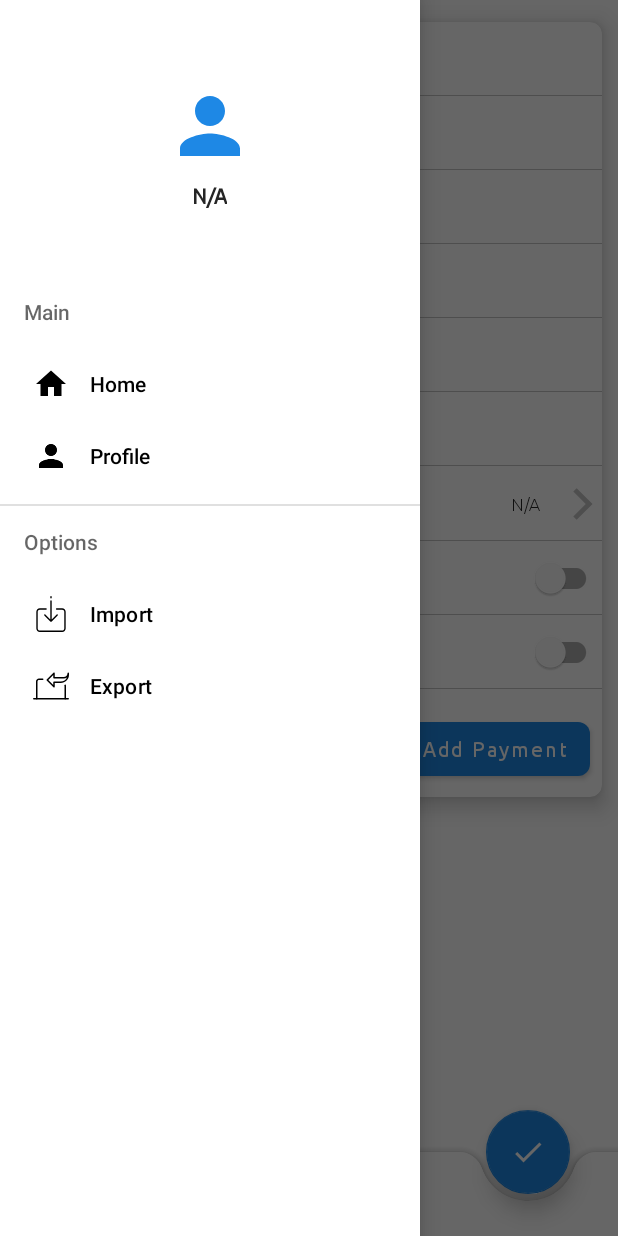
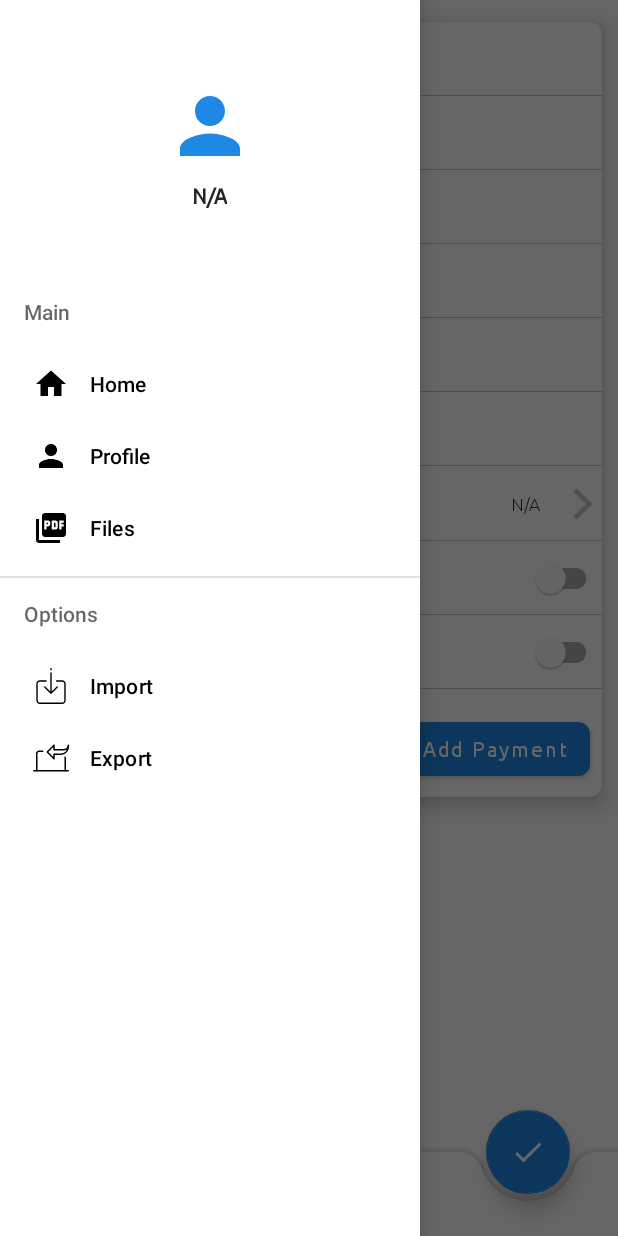
Before and after one commit to AgelousisDev/Payments, an Android app: the NewPaymentFragment screen opened through its navigation route, with the side drawer open, on a phone screen of 412 x 824 dp. Run offline under Robolectric (Android 15) with nearby library versions, the phone set to English and light mode, and no system bars; our stand-ins replace Picasso, data binding, navigation-ui; 1 statement that could not run was skipped.

Commit message:
Monthly Fees
Develop on Files

```diff
--- a/app/src/main/java/com/agelousis/monthlyfees/custom/enumerations/SwipeAction.kt
+++ b/app/src/main/java/com/agelousis/monthlyfees/custom/enumerations/SwipeAction.kt
@@ -1,5 +1,5 @@
 package com.agelousis.monthlyfees.custom.enumerations
 
 enum class SwipeAction {
-    DELETE, SHARE
+    LEFT, RIGHT
 }
--- a/app/src/main/java/com/agelousis/monthlyfees/database/SQLiteHelper.kt
+++ b/app/src/main/java/com/agelousis/monthlyfees/database/SQLiteHelper.kt
@@ -12,6 +12,7 @@ class SQLiteHelper(context: Context) : SQLiteOpenHelper(context, DB_NAME, null,
         const val GROUPS_TABLE_NAME = "groups"
         const val PERSONS_TABLE_NAME = "persons"
         const val PAYMENTS_TABLE_NAME = "payments"
+        const val FILES_TABLE_NAME = "files"
 
         // Generic Columns
         const val ID = "id"
@@ -47,6 +48,11 @@ class SQLiteHelper(context: Context) : SQLiteOpenHelper(context, DB_NAME, null,
         const val SKIP_PAYMENT = "skip_payment"
         const val PAYMENT_NOTE = "payment_note"
 
+        // Files Table Columns
+        const val DESCRIPTION = "description"
+        const val FILENAME = "file_name"
+        const val DATE_TIME = "date_time"
+
         // Database Information
         private const val DB_NAME = "MONTHLY_FEES.db"
 
@@ -61,15 +67,19 @@ class SQLiteHelper(context: Context) : SQLiteOpenHelper(context, DB_NAME, null,
         private const val GROUPS_TABLE_CREATION_QUERY = "CREATE TABLE $GROUPS_TABLE_NAME($ID INTEGER PRIMARY KEY AUTOINCREMENT, " +
                 "$USER_ID INTEGER, $GROUP_NAME TEXT, $COLOR INTEGER);"
 
-        //Creating persons group query
+        //Creating persons table query
         private const val PERSONS_TABLE_CREATION_QUERY = "CREATE TABLE $PERSONS_TABLE_NAME($ID INTEGER PRIMARY KEY AUTOINCREMENT, " +
                 "$USER_ID INTEGER, $GROUP_ID INTEGER, $FIRST_NAME TEXT, $SURNAME TEXT, $PHONE TEXT, $PARENT_NAME TEXT, $PARENT_PHONE TEXT, $EMAIL TEXT," +
                 "$ACTIVE BOOLEAN, $FREE BOOLEAN);"
 
-        //Creating payments group query
+        //Creating payments table query
         private const val PAYMENTS_TABLE_CREATION_QUERY = "CREATE TABLE $PAYMENTS_TABLE_NAME($ID INTEGER PRIMARY KEY AUTOINCREMENT," +
                 "$PERSON_ID INTEGER, $PAYMENT_AMOUNT DOUBLE, $START_DATE TEXT, $PAYMENT_DATE TEXT, $END_DATE TEXT, $SKIP_PAYMENT BOOLEAN," +
                 "$PAYMENT_NOTE TEXT);"
+
+        //Creating files table query
+        private const val FILES_TABLE_CREATION_QUERY = "CREATE TABLE $FILES_TABLE_NAME($ID INTEGER PRIMARY KEY AUTOINCREMENT," +
+                "$USER_ID INTEGER, $DESCRIPTION TEXT, $FILENAME TEXT, $DATE_TIME TEXT);"
 
     }
 
@@ -78,6 +88,7 @@ class SQLiteHelper(context: Context) : SQLiteOpenHelper(context, DB_NAME, null,
         db?.execSQL(GROUPS_TABLE_CREATION_QUERY)
         db?.execSQL(PERSONS_TABLE_CREATION_QUERY)
         db?.execSQL(PAYMENTS_TABLE_CREATION_QUERY)
+        db?.execSQL(FILES_TABLE_CREATION_QUERY)
     }
 
     override fun onUpgrade(db: SQLiteDatabase?, oldVersion: Int, newVersion: Int) {
@@ -85,6 +96,7 @@ class SQLiteHelper(context: Context) : SQLiteOpenHelper(context, DB_NAME, null,
         db?.execSQL("DROP TABLE IF EXISTS $GROUPS_TABLE_NAME")
         db?.execSQL("DROP TABLE IF EXISTS $PERSONS_TABLE_NAME")
         db?.execSQL("DROP TABLE IF EXISTS $PAYMENTS_TABLE_NAME")
+        db?.execSQL("DROP TABLE IF EXISTS $FILES_TABLE_NAME")
         onCreate(db)
     }
 
--- a/app/src/main/java/com/agelousis/monthlyfees/main/ui/payments/PaymentsFragment.kt
+++ b/app/src/main/java/com/agelousis/monthlyfees/main/ui/payments/PaymentsFragment.kt
@@ -108,12 +108,12 @@ class PaymentsFragment : Fragment(), GroupPresenter, PaymentPresenter {
                 }
             ) innerBlock@ { swipeAction, position ->
                 when(swipeAction) {
-                    SwipeAction.SHARE -> {
+                    SwipeAction.RIGHT -> {
                         (paymentListRecyclerView.adapter as? PaymentsAdapter)?.restoreItem(
                             position = position
                         )
                     }
-                    SwipeAction.DELETE ->
+                    SwipeAction.LEFT ->
                         configureDeleteAction(
                             position = position
                         )
--- a/app/src/main/res/drawable/ic_home.xml
+++ b/app/src/main/res/drawable/ic_home.xml
@@ -4,6 +4,6 @@
     android:viewportWidth="24"
     android:viewportHeight="24">
   <path
-      android:fillColor="@color/colorPrimaryDark"
+      android:fillColor="@color/colorAccent"
       android:pathData="M10,20v-6h4v6h5v-8h3L12,3 2,12h3v8z"/>
 </vector>
--- /dev/null
+++ b/app/src/main/res/drawable/ic_pdf.xml
@@ -0,0 +1,9 @@
+<vector xmlns:android="http://schemas.android.com/apk/res/android"
+    android:width="24dp"
+    android:height="24dp"
+    android:viewportWidth="24"
+    android:viewportHeight="24">
+  <path
+      android:fillColor="@color/white"
+      android:pathData="M20,2L8,2c-1.1,0 -2,0.9 -2,2v12c0,1.1 0.9,2 2,2h12c1.1,0 2,-0.9 2,-2L22,4c0,-1.1 -0.9,-2 -2,-2zM11.5,9.5c0,0.83 -0.67,1.5 -1.5,1.5L9,11v2L7.5,13L7.5,7L10,7c0.83,0 1.5,0.67 1.5,1.5v1zM16.5,11.5c0,0.83 -0.67,1.5 -1.5,1.5h-2.5L12.5,7L15,7c0.83,0 1.5,0.67 1.5,1.5v3zM20.5,8.5L19,8.5v1h1.5L20.5,11L19,11v2h-1.5L17.5,7h3v1.5zM9,9.5h1v-1L9,8.5v1zM4,6L2,6v14c0,1.1 0.9,2 2,2h14v-2L4,20L4,6zM14,11.5h1v-3h-1v3z"/>
+</vector>
--- a/app/src/main/res/layout/fragment_new_payment_layout.xml
+++ b/app/src/main/res/layout/fragment_new_payment_layout.xml
@@ -45,7 +45,7 @@
                 android:id="@+id/surnameLayout"
                 android:layout_width="match_parent"
                 android:layout_height="wrap_content"
-                app:label="@string/key_first_name_label"
+                app:label="@string/key_surname_label"
                 personDetails="@{personModel.surname}"
                 app:showLine="true"
                 app:imeOptionType="actionNext"
--- a/app/src/main/res/menu/activity_main_drawer.xml
+++ b/app/src/main/res/menu/activity_main_drawer.xml
@@ -14,6 +14,10 @@
                     android:id="@+id/navigationProfile"
                     android:icon="@drawable/ic_person"
                     android:title="@string/key_profile_label"/>
+                <item
+                    android:id="@+id/navigationFiles"
+                    android:icon="@drawable/ic_pdf"
+                    android:title="@string/key_files_label"/>
             </group>
         </menu>
     </item>
--- a/app/src/main/res/values/strings.xml
+++ b/app/src/main/res/values/strings.xml
@@ -31,6 +31,7 @@
     <string name="key_search">Search</string>
     <string name="key_person_info_label">Person Info</string>
     <string name="key_first_name_label">First Name</string>
+    <string name="key_surname_label">Surname</string>
     <string name="key_phone_label">Phone</string>
     <string name="key_parent_name_label">Parent Name</string>
     <string name="key_parent_phone_label">Parent Phone</string>
@@ -63,5 +64,6 @@
     <string name="key_proceed_label">Proceed</string>
     <string name="key_invalid_database_file_message">Invalid database file\nSelect another File</string>
     <string name="key_database_successfully_imported_message">Database is updated</string>
+    <string name="key_files_label">Files</string>
 
 </resources>
```
Also changed, not shown: app/src/main/java/com/agelousis/monthlyfees/custom/itemTouchHelper/SwipeItemTouchHelper.kt (+6 -7 lines), app/src/main/java/com/agelousis/monthlyfees/main/MainActivity.kt (+9 -0 lines), app/src/main/java/com/agelousis/monthlyfees/main/ui/files/FilesFragment.kt (added, +31 -0 lines), app/src/main/java/com/agelousis/monthlyfees/main/ui/files/models/FileDataModel.kt (added, +7 -0 lines), app/src/main/java/com/agelousis/monthlyfees/main/ui/files/presenter/FilePresenter.kt (added, +7 -0 lines), app/src/main/res/layout/file_row_layout.xml (added, +55 -0 lines), app/src/main/res/layout/fragment_files_layout.xml (added, +37 -0 lines), app/src/main/res/navigation/navigation_main.xml (+13 -0 lines).
